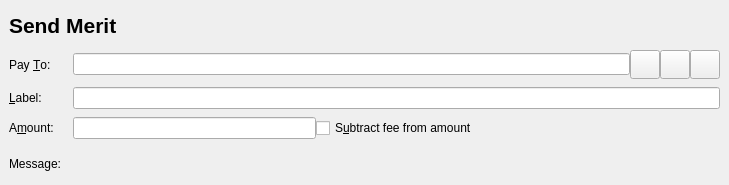
This is src/qt/forms/sendcoinsentry.ui in meritlabs/merit as Qt 5 draws it before an edit. The edited form follows.
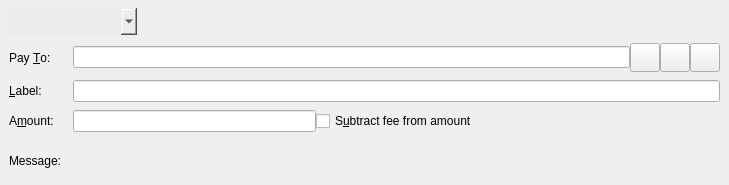
This is the edited form. Icons and pictures are not drawn. Custom widgets are drawn as their Qt base class.

Commit message: WIP adding a sending type selector on send view

Patch:
```diff
--- a/src/qt/forms/sendcoinsentry.ui
+++ b/src/qt/forms/sendcoinsentry.ui
@@ -216,7 +216,13 @@
      </widget>
     </item>
     <item row="0" column="0" colspan="2">
-     <widget class="QLabel" name="label">
+     <widget class="QComboBox" name="sendTypeComboBox">
+      <property name="maximumSize">
+       <size>
+        <width>128</width>
+        <height>16777215</height>
+       </size>
+      </property>
       <property name="font">
        <font>
         <pointsize>16</pointsize>
@@ -224,8 +230,21 @@
         <bold>true</bold>
        </font>
       </property>
-      <property name="text">
-       <string>Send Merit</string>
+      <property name="styleSheet">
+       <string notr="true">border:none;
+background-color: rgb(236, 236, 236);</string>
+      </property>
+      <property name="minimumContentsLength">
+       <number>5</number>
+      </property>
+      <property name="iconSize">
+       <size>
+        <width>0</width>
+        <height>0</height>
+       </size>
+      </property>
+      <property name="duplicatesEnabled">
+       <bool>true</bool>
       </property>
      </widget>
     </item>
```
The commit also changes 2 other files.
